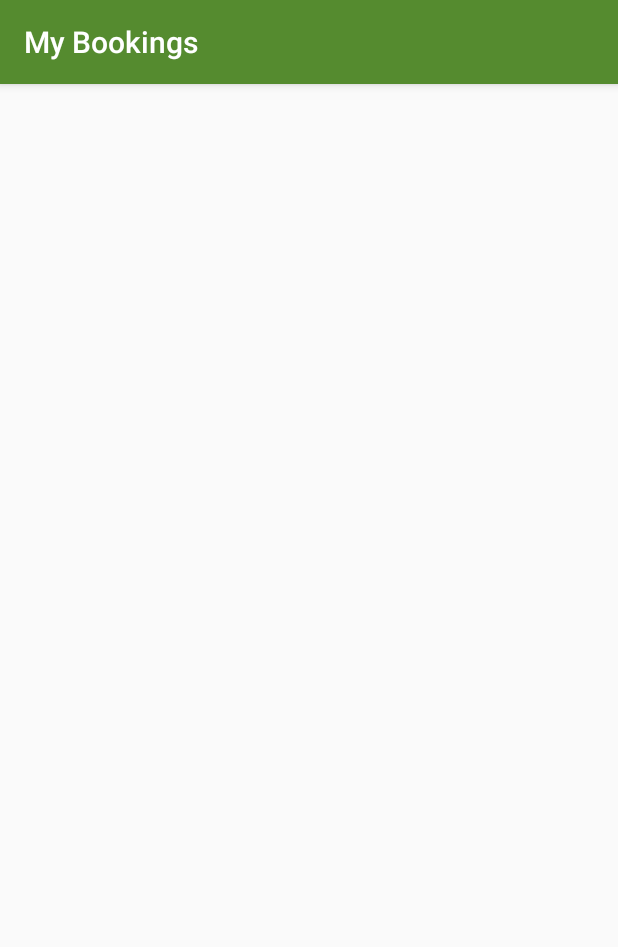
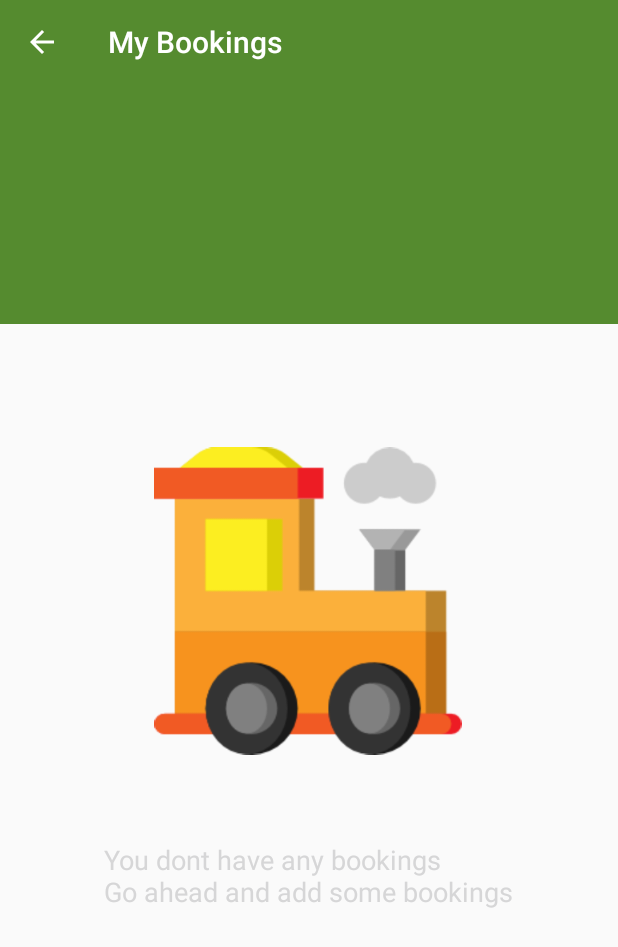
Before and after one commit to PraSoonGosWami/railwayReservation, an Android app: the MyBookings screen opened directly, with no data from a screen before it, on a phone screen of 412 x 824 dp. Shown: the top 947 px of the screen. Run offline under Robolectric (Android 15) with nearby library versions, the phone set to English and light mode, and no system bars; our stand-ins replace Firebase (no records; nobody signed in at launch, a user with empty details on screens opened directly).

Commit message:
Booking section almost done Animation added
TODO_1:add change password Option
TODO_2:Add fake payment system
TODO_3:Admin side

```diff
--- a/app/src/main/AndroidManifest.xml
+++ b/app/src/main/AndroidManifest.xml
@@ -23,7 +23,6 @@
             android:screenOrientation="portrait" />
         <activity
             android:screenOrientation="portrait"
-            android:label="Availability"
             android:name=".activity.TrainResponseActivity"
             android:parentActivityName=".activity.TrainSearchActivity" />
         <activity
@@ -38,7 +37,8 @@
             android:parentActivityName=".activity.TrainResponseActivity" />
         <activity android:name=".activity.MyBookings"
             android:screenOrientation="portrait"
-            android:label="My Bookings"></activity>
+            android:label="My Bookings"
+            android:parentActivityName=".activity.TrainSearchActivity"></activity>
     </application>
 
 </manifest>
--- a/app/src/main/java/com/invaderx/railway/activity/MyBookings.java
+++ b/app/src/main/java/com/invaderx/railway/activity/MyBookings.java
@@ -1,18 +1,106 @@
 package com.invaderx.railway.activity;
 
+import android.support.annotation.NonNull;
 import android.support.v7.app.AppCompatActivity;
 import android.os.Bundle;
+import android.support.v7.widget.LinearLayoutManager;
+import android.support.v7.widget.RecyclerView;
+import android.util.Log;
+import android.view.View;
+import android.widget.LinearLayout;
+import android.widget.ProgressBar;
+import android.widget.Toast;
 
+import com.google.firebase.auth.FirebaseAuth;
+import com.google.firebase.auth.FirebaseUser;
+import com.google.firebase.database.DataSnapshot;
+import com.google.firebase.database.DatabaseError;
+import com.google.firebase.database.DatabaseReference;
+import com.google.firebase.database.FirebaseDatabase;
+import com.google.firebase.database.ValueEventListener;
 import com.invaderx.railway.R;
+import com.invaderx.railway.adapters.TicketAdapter;
+import com.invaderx.railway.models.Ticket;
 
+import java.util.ArrayList;
+import java.util.List;
 
 
 public class MyBookings extends AppCompatActivity {
-
+    private RecyclerView bookingsRecyclerView;
+    private List<Ticket> ticketList = new ArrayList<>();
+    private TicketAdapter ticketAdapter;
+    private FirebaseDatabase firebaseDatabase;
+    private DatabaseReference databaseReference;
+    private ProgressBar progressBar;
+    private LinearLayout noBookingMessage;
+    private FirebaseAuth firebaseAuth;
+    private FirebaseUser firebaseUser;
+    private String userUID;
     @Override
     protected void onCreate(Bundle savedInstanceState) {
         super.onCreate(savedInstanceState);
         setContentView(R.layout.activity_my_bookings);
+        bookingsRecyclerView = findViewById(R.id.bookingsRecyclerView);
+        noBookingMessage=findViewById(R.id.noBookingMessage);
+        progressBar=findViewById(R.id.ticketProgressBar);
+
+        getSupportActionBar().setElevation(0);
+        setTitle("My Bookings");
+        //database references
+        firebaseDatabase=FirebaseDatabase.getInstance();
+        databaseReference=firebaseDatabase.getReference();
+
+        //ticket adapter
+        ticketAdapter = new TicketAdapter(ticketList,this);
+        bookingsRecyclerView.setLayoutManager(new LinearLayoutManager(this));
+
+        //firebase auth reference
+        firebaseAuth= FirebaseAuth.getInstance();
+        firebaseUser=firebaseAuth.getCurrentUser();
+        userUID=firebaseUser.getUid();
+
+        //progress bar visibilty visible
+        progressBar.setVisibility(View.VISIBLE);
+        noBookingMessage.setVisibility(View.INVISIBLE);
+
+
+        getTicket();
+        bookingsRecyclerView.setAdapter(ticketAdapter);
 
     }
+    //gets all the tickets of the current user
+    public void getTicket(){
+
+        databaseReference.child("Ticket").child(userUID)
+                .addValueEventListener(new ValueEventListener() {
+                    @Override
+                    public void onDataChange(@NonNull DataSnapshot dataSnapshot) {
+                        ticketList.clear();
+                        Log.v("Ticket",String.valueOf(dataSnapshot.getValue(Ticket.class)));
+                        if (dataSnapshot.exists()){
+                            for(DataSnapshot tt : dataSnapshot.getChildren()){
+                                Ticket ticket1 = tt.getValue(Ticket.class);
+                                ticketList.add(new Ticket(ticket1.getTicketNameNumber(),ticket1.getSrc(),ticket1.getDest()
+                                ,ticket1.getTravelClass(),ticket1.getTime(),ticket1.getFare(),ticket1.getDate()
+                                ,ticket1.getPeople(),ticket1.getSeatNo(),ticket1.getPnr()));
+                            }
+                            if(ticketList.size()==0){
+                                noBookingMessage.setVisibility(View.VISIBLE);
+                            }
+                        }
+                        else {
+                            noBookingMessage.setVisibility(View.VISIBLE);
+                        }
+                        progressBar.setVisibility(View.INVISIBLE);
+                        bookingsRecyclerView.setAdapter(ticketAdapter);
+                    }
+
+                    @Override
+                    public void onCancelled(@NonNull DatabaseError databaseError) {
+                        Toast.makeText(MyBookings.this, ""+databaseError.getMessage(), Toast.LENGTH_SHORT).show();
+
+                    }
+                });
+    }
 }
--- a/app/src/main/java/com/invaderx/railway/models/Passengers.java
+++ b/app/src/main/java/com/invaderx/railway/models/Passengers.java
@@ -4,6 +4,8 @@ public class Passengers {
     private String pName;
     private int pAge;
     private String pSex;
+
+    public Passengers(){}
 
     public Passengers(String pName, int pAge, String pSex) {
         this.pName = pName;
--- a/app/src/main/java/com/invaderx/railway/models/Trains.java
+++ b/app/src/main/java/com/invaderx/railway/models/Trains.java
@@ -51,6 +51,7 @@ public class Trains {
         this.tName = tName;
         this.tNumber = tNumber;
     }
+
 
     public String getClass1A() {
         return class1A;
--- a/app/src/main/res/layout/activity_my_bookings.xml
+++ b/app/src/main/res/layout/activity_my_bookings.xml
@@ -1,11 +1,28 @@
 <?xml version="1.0" encoding="utf-8"?>
+
 <RelativeLayout xmlns:android="http://schemas.android.com/apk/res/android"
-    xmlns:app="http://schemas.android.com/apk/res-auto"
     xmlns:tools="http://schemas.android.com/tools"
     android:layout_width="match_parent"
     android:layout_height="match_parent"
     tools:context=".activity.MyBookings">
 
+    <View
+        android:layout_width="match_parent"
+        android:layout_height="160dp"
+        android:background="@color/colorPrimaryDark"/>
+
+    <android.support.v7.widget.RecyclerView
+        android:id="@+id/bookingsRecyclerView"
+        android:layout_width="match_parent"
+        android:layout_height="match_parent">
+
+    </android.support.v7.widget.RecyclerView>
+    <ProgressBar
+        android:visibility="visible"
+        android:layout_width="wrap_content"
+        android:layout_height="wrap_content"
+        android:id="@+id/ticketProgressBar"
+        android:layout_centerInParent="true"/>
     <LinearLayout
         android:id="@+id/noBookingMessage"
         android:layout_width="wrap_content"
@@ -15,10 +32,13 @@
         android:visibility="invisible">
 
         <ImageView
-            android:layout_width="220dp"
-            android:layout_height="200dp"
+            android:layout_width="wrap_content"
+            android:layout_height="wrap_content"
             android:layout_gravity="center"
-            android:src="@drawable/train"
+            android:scaleType="center"
+            android:scaleX="0.8"
+            android:scaleY="0.8"
+            android:src="@drawable/notrain"
             android:layout_margin="16dp" />
         <TextView
             android:layout_width="wrap_content"
@@ -29,10 +49,5 @@
             android:text="You dont have any bookings\nGo ahead and add some bookings"/>
 
     </LinearLayout>
-    <android.support.v7.widget.RecyclerView
-        android:id="@+id/bookingsRecyclerView"
-        android:layout_width="match_parent"
-        android:layout_height="match_parent">
 
-    </android.support.v7.widget.RecyclerView>
 </RelativeLayout>
```
Also changed, not shown: app/src/main/java/com/invaderx/railway/activity/BookingActivity.java (+76 -16 lines), app/src/main/java/com/invaderx/railway/activity/TrainResponseActivity.java (+10 -9 lines), app/src/main/java/com/invaderx/railway/adapters/TicketAdapter.java (added, +77 -0 lines), app/src/main/java/com/invaderx/railway/models/Ticket.java (+22 -3 lines), app/src/main/res/layout/activity_train_response.xml (+7 -3 lines), app/src/main/res/layout/ticket_model.xml (added, +144 -0 lines), app/src/main/res/layout/ticket_moder.xml (deleted, +0 -9 lines), app/src/main/res/layout/train_model.xml (+4 -4 lines), app/src/main/res/values/styles.xml (+10 -2 lines), app/src/main/res/drawable/notrain.png (added), app/src/main/res/drawable/trainwatermark.png (added).
